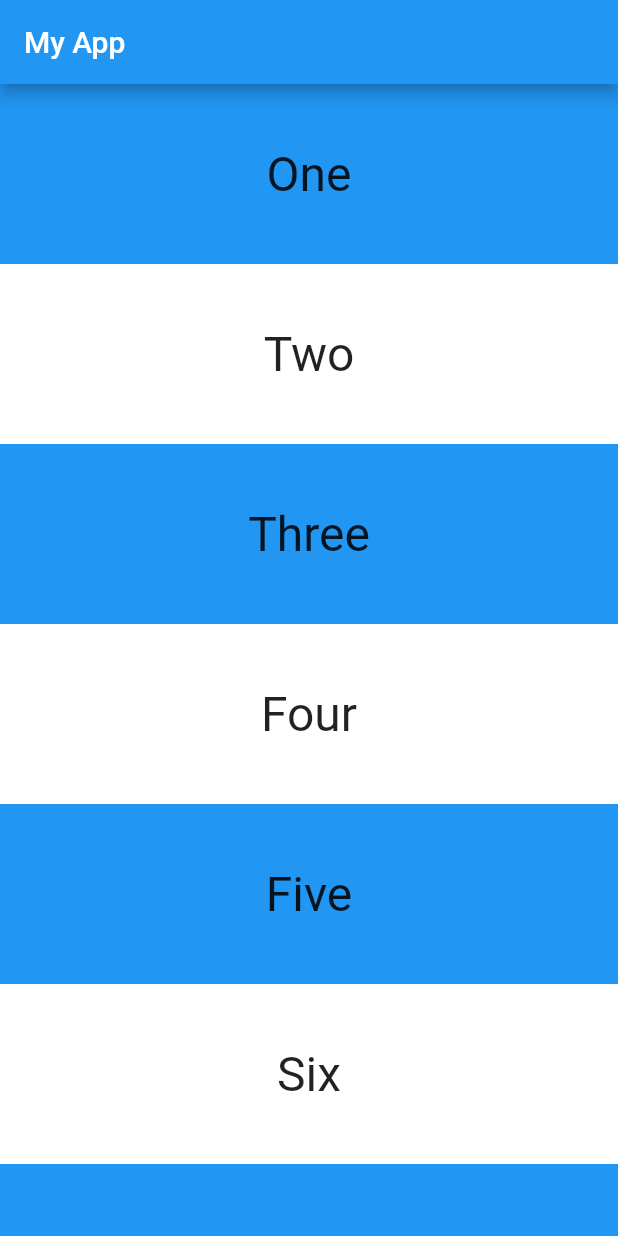
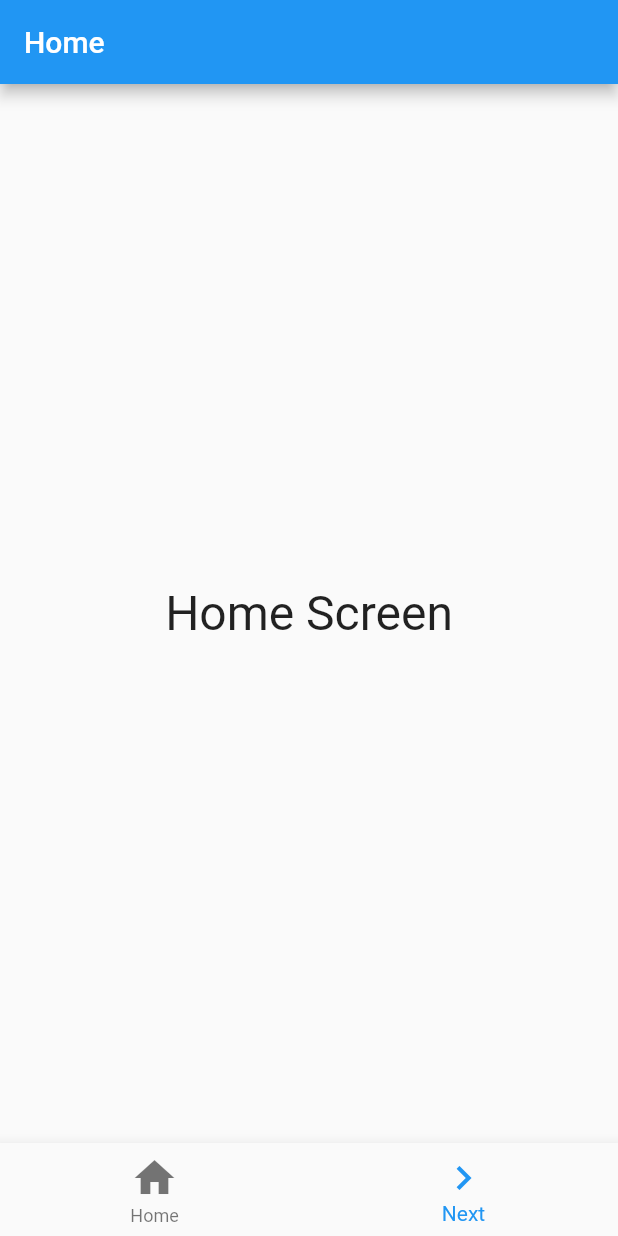
Before and after one commit to naokimakino/introduction-to-flutter3, a Flutter app: the screen it shows after launch, on a phone screen of 412 x 824 dp. Run offline on Flutter 3.47's test engine with Material 2 defaults, Android fonts, the light colour scheme and no system bars.

Commit message:
feat(chapter4): list4_6

```diff
--- a/chapter4/lib/main.dart
+++ b/chapter4/lib/main.dart
@@ -16,101 +16,65 @@ class MyApp extends StatelessWidget {
         primaryColor: const Color(0xFF2196f3),
         canvasColor: const Color(0xFFfafafa),
       ),
-      home: const MyHomePage(),
+      home: const FirstScreen(),
     );
   }
 }
 
-class MyHomePage extends StatefulWidget {
-  const MyHomePage({Key? key}) : super(key: key);
-  @override
-  _MyHomePageState createState() => _MyHomePageState();
-}
+class FirstScreen extends StatelessWidget {
+  const FirstScreen({super.key});
 
-class _MyHomePageState extends State<MyHomePage> {
   @override
   Widget build(BuildContext context) {
     return Scaffold(
-      appBar: AppBar(
-        title: const Text('My App'),
-      ),
-      body: SingleChildScrollView(
-          child: Column(
-        mainAxisSize: MainAxisSize.min,
-        mainAxisAlignment: MainAxisAlignment.spaceAround,
-        children: [
-          Container(
-            color: Colors.blue,
-            height: 120.0,
-            child: const Center(
+      appBar: AppBar(title: const Text('Home')),
+      body: const Center(
         child: Text(
-                'One',
+          'Home Screen',
           style: TextStyle(fontSize: 32.0),
         ),
       ),
+      bottomNavigationBar: BottomNavigationBar(
+        currentIndex: 1,
+        items: const <BottomNavigationBarItem>[
+          BottomNavigationBarItem(
+              icon: Icon(Icons.home, size: 32), label: 'Home'),
+          BottomNavigationBarItem(
+              icon: Icon(Icons.navigate_next, size: 32), label: 'Next'),
+        ],
+        onTap: (int value) => {
+          if (value == 1)
+            Navigator.push(context,
+                MaterialPageRoute(builder: (context) => const SecondScreen()))
+        },
       ),
-          Container(
-            color: Colors.white,
-            height: 120.0,
-            child: const Center(
+    );
+  }
+}
+
+class SecondScreen extends StatelessWidget {
+  const SecondScreen({super.key});
+
+  @override
+  Widget build(BuildContext context) {
+    return Scaffold(
+      appBar: AppBar(title: const Text('Next')),
+      body: const Center(
         child: Text(
-                'Two',
+          'Next Screen',
           style: TextStyle(fontSize: 32.0),
         ),
       ),
+      bottomNavigationBar: BottomNavigationBar(
+        currentIndex: 0,
+        items: const <BottomNavigationBarItem>[
+          BottomNavigationBarItem(
+              icon: Icon(Icons.navigate_before, size: 32), label: 'prev'),
+          BottomNavigationBarItem(
+              icon: Icon(Icons.android, size: 32), label: '?'),
+        ],
+        onTap: (int value) => {if (value == 0) Navigator.pop(context)},
       ),
-          Container(
-            color: Colors.blue,
-            height: 120.0,
-            child: const Center(
-              child: Text(
-                'Three',
-                style: TextStyle(fontSize: 32.0),
-              ),
-            ),
-          ),
-          Container(
-            color: Colors.white,
-            height: 120.0,
-            child: const Center(
-              child: Text(
-                'Four',
-                style: TextStyle(fontSize: 32.0),
-              ),
-            ),
-          ),
-          Container(
-            color: Colors.blue,
-            height: 120.0,
-            child: const Center(
-              child: Text(
-                'Five',
-                style: TextStyle(fontSize: 32.0),
-              ),
-            ),
-          ),
-          Container(
-            color: Colors.white,
-            height: 120.0,
-            child: const Center(
-              child: Text(
-                'Six',
-                style: TextStyle(fontSize: 32.0),
-              ),
-            ),
-          ),
-          Container(
-            color: Colors.blue,
-            height: 120.0,
-            child: const Center(
-              child: Text(
-                'Seven',
-                style: TextStyle(fontSize: 32.0),
-              ),
-            ),
-          ),
-        ],
-      )),
     );
   }
 }
```
Lines whose indentation alone changed are shown as unchanged.
